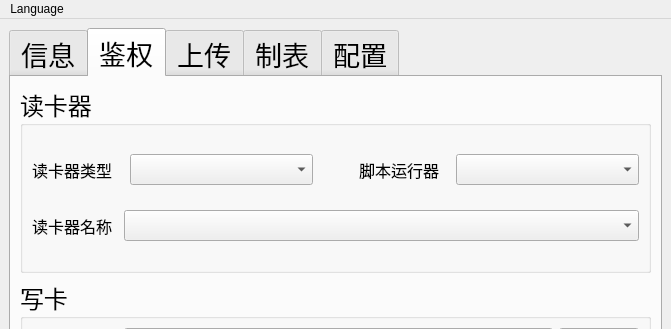
Qt form res/ui/main_window.ui (zelviner/DataHandler) before a commit; both pictures show x 0 to 671 and y 0 to 329 of the 671 by 717 pixel window.
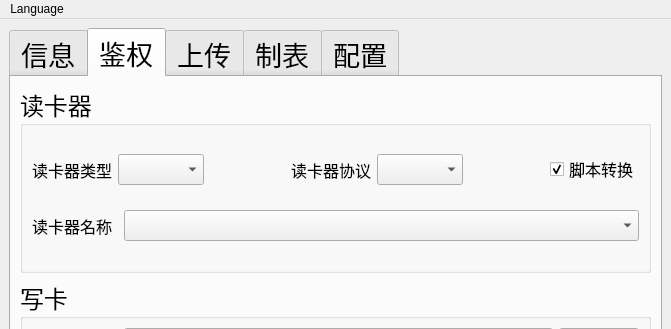
The same form after that commit. The open tabs and pages were chosen to show the change.

Commit message: refactor(ui): 修改读卡器协议相关控件和逻辑

The edit to the form file:
```diff
--- a/res/ui/main_window.ui
+++ b/res/ui/main_window.ui
@@ -618,7 +618,7 @@
           </property>
           <layout class="QVBoxLayout" name="verticalLayout_7">
            <item>
-            <layout class="QHBoxLayout" name="horizontalLayout_37" stretch="4,0,4">
+            <layout class="QHBoxLayout" name="horizontalLayout_37">
              <item>
               <layout class="QHBoxLayout" name="horizontalLayout_71" stretch="4,8">
                <item>
@@ -670,7 +670,7 @@
                   </font>
                  </property>
                  <property name="text">
-                  <string>脚本运行器</string>
+                  <string>读卡器协议</string>
                  </property>
                 </widget>
                </item>
@@ -686,6 +686,35 @@
                </item>
               </layout>
              </item>
+             <item>
+              <spacer name="horizontalSpacer">
+               <property name="orientation">
+                <enum>Qt::Horizontal</enum>
+               </property>
+               <property name="sizeHint" stdset="0">
+                <size>
+                 <width>40</width>
+                 <height>20</height>
+                </size>
+               </property>
+              </spacer>
+             </item>
+             <item>
+              <widget class="QCheckBox" name="script_convert_check_box">
+               <property name="font">
+                <font>
+                 <family>微软雅黑</family>
+                 <pointsize>12</pointsize>
+                </font>
+               </property>
+               <property name="text">
+                <string>脚本转换</string>
+               </property>
+               <property name="checked">
+                <bool>true</bool>
+               </property>
+              </widget>
+             </item>
             </layout>
            </item>
            <item>
```
Left out of the diff: 4 changed lines with no effect on the pictures. The commit also changes 5 other files.
